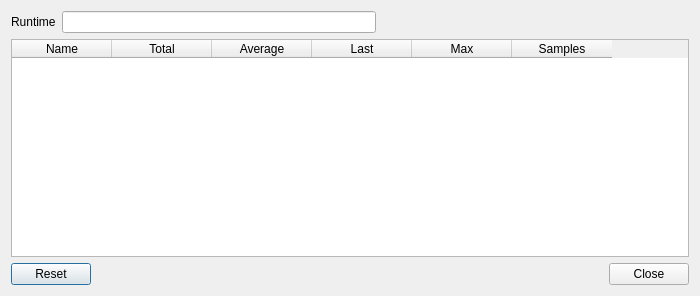
The window that sdrgui/gui/profiledialog.ui (f4exb/sdrangel) describes before a commit, drawn with Qt 5.
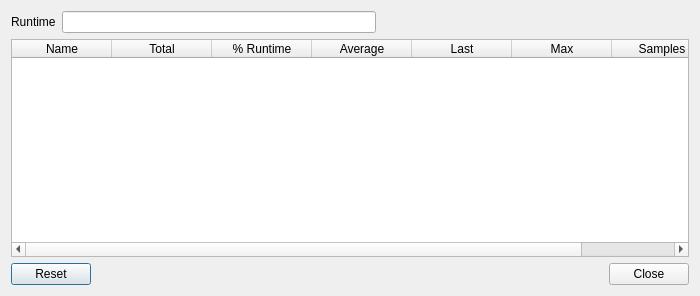
The same window after the commit.

Commit message: Profile Dialog: Display % of CPU time.

What changed in the file:
```diff
--- a/sdrgui/gui/profiledialog.ui
+++ b/sdrgui/gui/profiledialog.ui
@@ -77,6 +77,14 @@
          <string>Total time spent executing the code</string>
         </property>
        </column>
+       <column>
+        <property name="text">
+         <string>% Runtime</string>
+        </property>
+        <property name="toolTip">
+         <string>Total time as a percentage of the run time: the share of a core used, for code in one thread</string>
+        </property>
+       </column>
        <column>
         <property name="text">
          <string>Average</string>
```
The commit also changes 2 other files.
